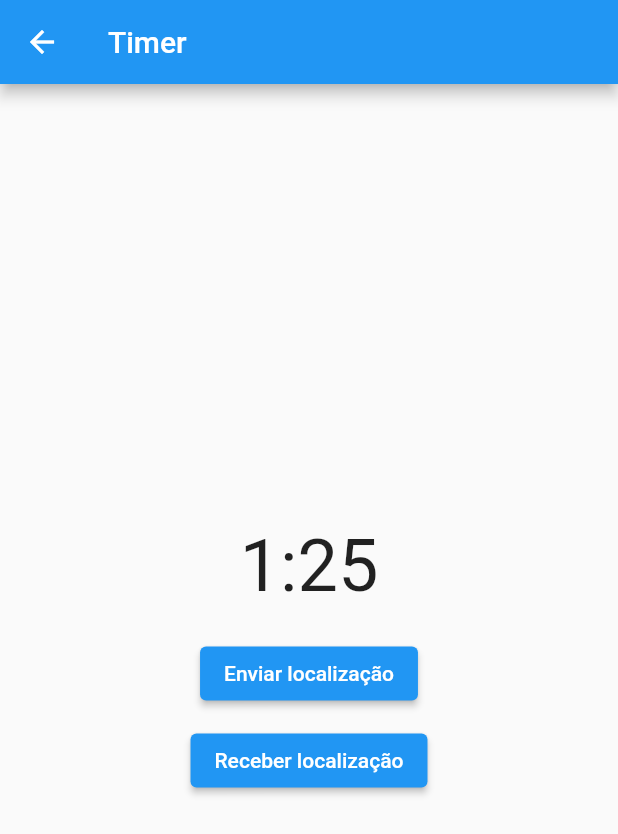
After one commit to Eric-Rodrigues-Abib/ToothNewClient, a Flutter app: the TimerScreen screen opened directly, after a tap on "Enviar localização", after a tap on "Receber localização", on a phone screen of 412 x 824 dp. The commit adds this screen. Shown: the top 834 px of the screen. Run offline on Flutter 3.47's test engine with Material 2 defaults, Android fonts, the phone set to English and light mode, and no system bars; our stand-ins replace camera, cloud_firestore, cloud_functions, firebase_core, firebase_messaging, firebase_storage and 3 more; accounts and stored records are empty.

Commit message:
adicionei mapa, tela de mandar localização e avaliação de dentista

```diff
--- /dev/null
+++ b/lib/dentist_timer.dart
@@ -0,0 +1,96 @@
+import 'package:flutter/material.dart';
+import 'dart:async';
+
+import 'package:toothnow_pacient/list_dentist.dart';
+import 'package:permission_handler/permission_handler.dart';
+
+import 'maps.dart';
+import 'rating.dart';
+
+class TimerScreen extends StatefulWidget {
+  @override
+  _TimerScreenState createState() => _TimerScreenState();
+}
+
+class _TimerScreenState extends State<TimerScreen> {
+  int secondsRemaining = 90;
+  Timer? timer;
+
+  @override
+  void initState() {
+    super.initState();
+    startTimer();
+  }
+
+  @override
+  void dispose() {
+    timer?.cancel();
+    super.dispose();
+  }
+
+  void startTimer() {
+    timer = Timer.periodic(Duration(seconds: 1), (Timer timer) {
+      setState(() {
+        if (secondsRemaining < 1) {
+          timer.cancel();
+
+          Navigator.push(
+              context, MaterialPageRoute(builder: (context) => ListDentist()));
+          // remover da lista do firebase
+        } else {
+          secondsRemaining--;
+        }
+      });
+    });
+  }
+
+  String getTimerText() {
+    // transforma minuto em segundo
+    int minutes = secondsRemaining ~/ 60;
+    int seconds = secondsRemaining % 60;
+    return '$minutes:${seconds.toString().padLeft(2, '0')}';
+  }
+
+  Future<PermissionStatus> requestPermission() async {
+    var status = await Permission.location.request();
+    return status;
+  }
+
+  @override
+  Widget build(BuildContext context) {
+    return Scaffold(
+      appBar: AppBar(
+        title: Text('Timer'),
+      ),
+      body: Center(
+        child: Column(
+          mainAxisAlignment: MainAxisAlignment.center,
+          children: [
+            Text(
+              getTimerText(),
+              style: TextStyle(fontSize: 48),
+            ),
+            SizedBox(height: 20),
+            ElevatedButton(
+              onPressed: () async {
+                final bool = await requestPermission();
+                if (bool.isGranted) {
+                  Navigator.push(
+                      context,
+                      MaterialPageRoute(builder: (context) => LocalizacaoAtual()));
+                }},
+              child: Text('Enviar localização'),
+            ),
+            SizedBox(height: 10),
+            ElevatedButton(
+              onPressed: () {
+                // Lógica do segundo botão
+              },
+              child: Text('Receber localização'),
+            ),
+          ],
+        ),
+      ),
+    );
+  }
+}
--- /dev/null
+++ b/lib/maps.dart
@@ -0,0 +1,57 @@
+import 'package:flutter/material.dart';
+import 'package:google_maps_flutter/google_maps_flutter.dart';
+import 'package:geolocator/geolocator.dart';
+
+class LocalizacaoAtual extends StatefulWidget {
+  @override
+  _LocalizacaoAtualState createState() => _LocalizacaoAtualState();
+}
+
+class _LocalizacaoAtualState extends State<LocalizacaoAtual> {
+  late GoogleMapController _mapController;
+  late LatLng _currentPosition;
+
+  @override
+  void initState() {
+    super.initState();
+    _getCurrentLocation();
+  }
+
+  void _onMapCreated(GoogleMapController controller) {
+    _mapController = controller;
+  }
+
+  Future<void> _getCurrentLocation() async {
+    final Position position = await Geolocator.getCurrentPosition(
+      desiredAccuracy: LocationAccuracy.high,
+    );
+
+    setState(() {
+      _currentPosition = LatLng(position.latitude, position.longitude);
+    });
+  }
+
+  @override
+  Widget build(BuildContext context) {
+    return Scaffold(
+      appBar: AppBar(
+        title: Text('Localização Atual'),
+      ),
+      body: _currentPosition != null ? GoogleMap(
+        onMapCreated: _onMapCreated,
+        initialCameraPosition: CameraPosition(
+          target: _currentPosition,
+          zoom: 15,
+        ),
+        markers: {
+          Marker(
+            markerId: MarkerId('currentPosition'),
+            position: _currentPosition,
+          ),
+        },
+      ):  Center(
+        child: CircularProgressIndicator(),
+      ),
+    );
+  }
+}
--- a/pubspec.yaml
+++ b/pubspec.yaml
@@ -42,6 +42,9 @@ dependencies:
   firebase_messaging: ^14.6.2
   camera: ^0.10.0
   cloud_functions: ^4.3.2
+  google_maps_flutter: ^2.3.0
+  permission_handler: ^10.3.0
+  geolocator: ^9.0.2
 
 dev_dependencies:
   flutter_test:
```
Also changed, not shown: lib/list_dentist.dart (+7 -2 lines), lib/rating.dart (added, +85 -0 lines), pubspec.lock, 1 other file.
